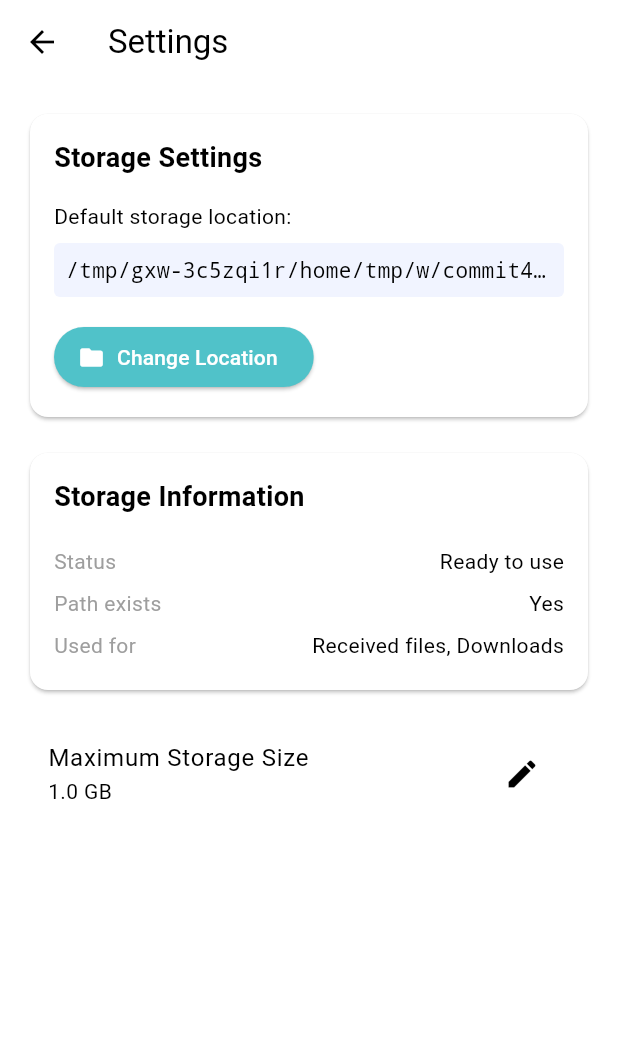
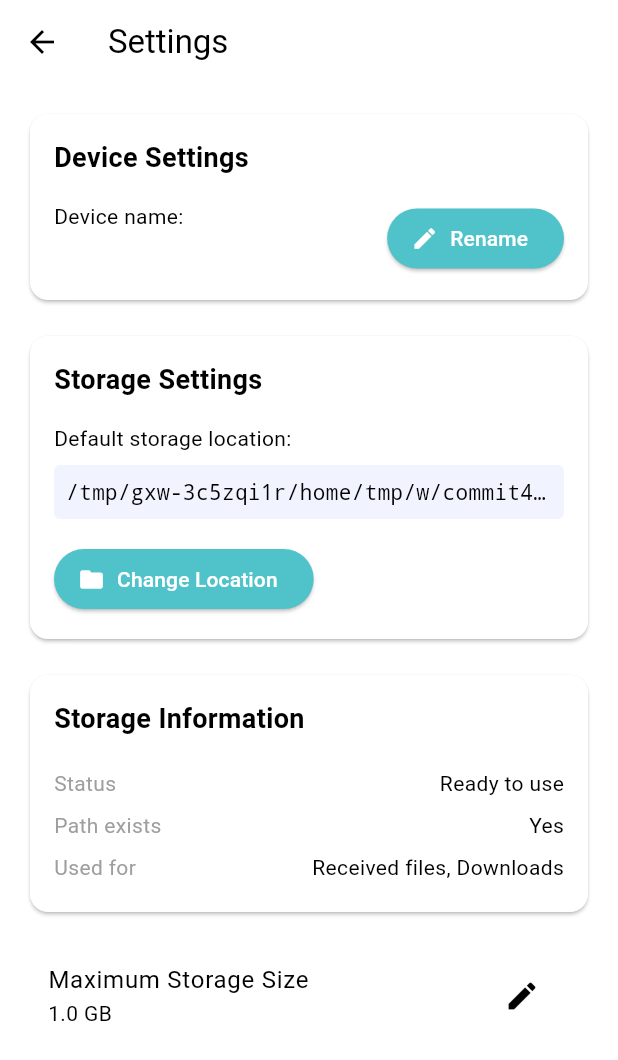
Before and after one commit to sarthakKapoor05/datavault, a Flutter app: the FileManagerPage screen opened directly, after a tap on the "settings" icon, on a phone screen of 412 x 824 dp. Shown: the top 1060 px of the screen. Run offline on Flutter 3.47's test engine with Material 3 defaults, Android fonts, the phone set to English and light mode, and no system bars; our stand-ins replace event_bus, file_picker, local_auth, logger, open_file, shared_preferences; missing offline and left inert: encrypt, window_size; accounts and stored records are empty.

Commit message:
fix settings

```diff
--- a/lib/Scrrens/home.dart
+++ b/lib/Scrrens/home.dart
@@ -6,6 +6,7 @@ import 'package:datavault/Responsive/Responsive%20Setting/tablet_setting.dart';
 import 'package:datavault/Responsive/responsive_layout.dart';
 import 'package:datavault/Responsive/Responsive%20Setting/mobile_settings.dart';
 import 'package:datavault/Scrrens/Nearby_Devices_screen.dart';
+import 'package:datavault/Scrrens/settings_screen.dart';
 import 'package:flutter/material.dart';
 
 class Home extends StatefulWidget {
@@ -29,7 +30,7 @@ class _HomeState extends State<Home> {
     ResponsiveLayout(
       mobileScaffold: MobileSettings(),
       tabletScaffold: TabletSetting(),
-      desktopScaffold: DesktopSetting(),
+      desktopScaffold: SettingsScreen(),
     ),
   ];
 
--- a/lib/Scrrens/settings_screen.dart
+++ b/lib/Scrrens/settings_screen.dart
@@ -3,6 +3,7 @@ import 'package:flutter/material.dart';
 import 'package:file_picker/file_picker.dart';
 import 'package:path_provider/path_provider.dart';
 import 'package:datavault/utils/storage_manager.dart';
+import 'package:shared_preferences/shared_preferences.dart';
 
 class SettingsScreen extends StatefulWidget {
   const SettingsScreen({Key? key}) : super(key: key);
@@ -14,11 +15,13 @@ class SettingsScreen extends StatefulWidget {
 class _SettingsScreenState extends State<SettingsScreen> {
   String? _currentStoragePath;
   bool _isLoading = true;
+  String _deviceName = ""; // Add this line for device name
 
   @override
   void initState() {
     super.initState();
     _loadStoragePath();
+    _loadDeviceName(); // Add this line
   }
 
   Future<void> _loadStoragePath() async {
@@ -26,6 +29,14 @@ class _SettingsScreenState extends State<SettingsScreen> {
     setState(() {
       _currentStoragePath = path;
       _isLoading = false;
+    });
+  }
+
+  // Add this method to load device name
+  Future<void> _loadDeviceName() async {
+    final prefs = await SharedPreferences.getInstance();
+    setState(() {
+      _deviceName = prefs.getString('device_name') ?? "My Device";
     });
   }
 
@@ -89,6 +100,64 @@ class _SettingsScreenState extends State<SettingsScreen> {
         context,
       ).showSnackBar(SnackBar(content: Text('Error: $e')));
     }
+  }
+
+  Future<void> _saveDeviceName(String name) async {
+    final prefs = await SharedPreferences.getInstance();
+    await prefs.setString('device_name', name);
+    setState(() {
+      _deviceName = name;
+    });
+  }
+
+  // Add this method to show the rename dialog
+  void _showRenameDialog() {
+    final TextEditingController nameController = TextEditingController(text: _deviceName);
+
+    showDialog(
+      context: context,
+      builder: (context) => AlertDialog(
+        title: Text('Rename Device'),
+        content: Column(
+          mainAxisSize: MainAxisSize.min,
+          children: [
+            Text('Enter a new name for your device:'),
+            SizedBox(height: 16),
+            TextField(
+              controller: nameController,
+              decoration: InputDecoration(
+                labelText: 'Device Name',
+                border: OutlineInputBorder(),
+              ),
+              maxLength: 30,
+            ),
+          ],
+        ),
+        actions: [
+          TextButton(
+            child: Text('Cancel'),
+            onPressed: () => Navigator.pop(context),
+          ),
+          ElevatedButton(
+            child: Text('Save'),
+            onPressed: () async {
+              final newName = nameController.text.trim();
+              if (newName.isNotEmpty) {
+                await _saveDeviceName(newName);
+                Navigator.pop(context);
+
+                ScaffoldMessenger.of(context).showSnackBar(
+                  SnackBar(content: Text('Device renamed to $newName')),
+                );
+              }
+            },
+            style: ElevatedButton.styleFrom(
+              backgroundColor: Color(0xFF50C2C9),
+            ),
+          ),
+        ],
+      ),
+    );
   }
 
   Widget _buildStorageLimitSetting() {
@@ -170,6 +239,54 @@ class _SettingsScreenState extends State<SettingsScreen> {
               : ListView(
                   padding: EdgeInsets.all(16),
                   children: [
+                    // Add Device Name card at the top
+                    Card(
+                      color: Theme.of(context).colorScheme.primary,
+                      child: Padding(
+                        padding: EdgeInsets.all(16),
+                        child: Column(
+                          crossAxisAlignment: CrossAxisAlignment.start,
+                          children: [
+                            Text(
+                              'Device Settings',
+                              style: TextStyle(
+                                fontSize: 18,
+                                fontWeight: FontWeight.bold,
+                              ),
+                            ),
+                            SizedBox(height: 16),
+                            Row(
+                              mainAxisAlignment: MainAxisAlignment.spaceBetween,
+                              children: [
+                                Column(
+                                  crossAxisAlignment: CrossAxisAlignment.start,
+                                  children: [
+                                    Text('Device name:'),
+                                    SizedBox(height: 4),
+                                    Text(
+                                      _deviceName,
+                                      style: TextStyle(
+                                        fontSize: 18,
+                                        fontWeight: FontWeight.w500,
+                                      ),
+                                    ),
+                                  ],
+                                ),
+                                ElevatedButton.icon(
+                                  icon: Icon(Icons.edit),
+                                  label: Text('Rename'),
+                                  onPressed: _showRenameDialog,
+                                  style: ElevatedButton.styleFrom(
+                                    backgroundColor: Color(0xFF50C2C9),
+                                  ),
+                                ),
+                              ],
+                            ),
+                          ],
+                        ),
+                      ),
+                    ),
+                    SizedBox(height: 16),
                     Card(
                       color: Theme.of(context).colorScheme.primary,
                       child: Padding(
```
Also changed, not shown: lib/Responsive/Responsive DashBoard/desktop_dashboard.dart (+5 -24 lines).
